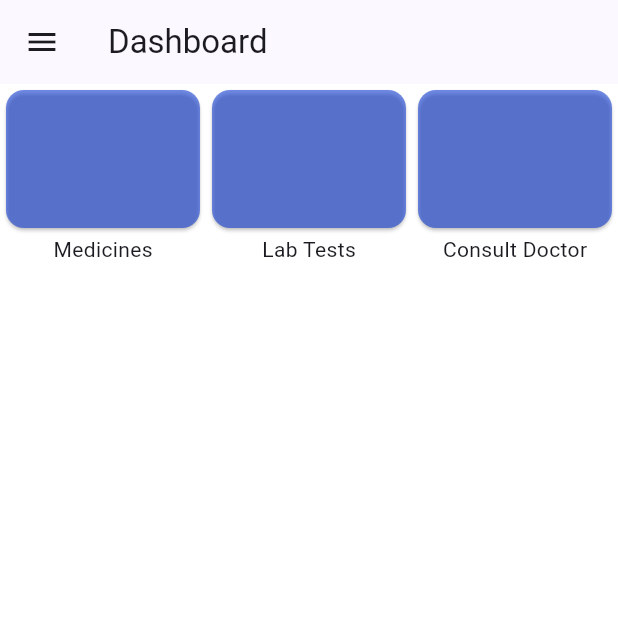
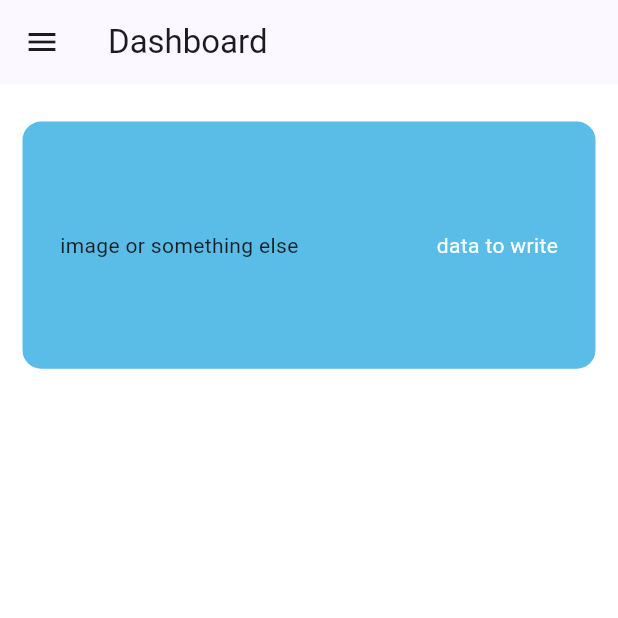
Before and after one commit to FadiAToumeh/hospital-app, a Flutter app: the DashboardScreen screen opened directly, on a phone screen of 412 x 824 dp, the top half of it. Run offline on Flutter 3.47's test engine with Material 3 defaults, Android fonts, the phone set to English and light mode, and no system bars; our stand-ins replace get, google_fonts, shared_preferences; accounts and stored records are empty.

Commit message:
9/3/2024

```diff
--- a/lib/api/auth.dart
+++ b/lib/api/auth.dart
@@ -1,5 +1,4 @@
 import 'dart:convert';
-import 'dart:math';
 import 'package:http/http.dart' as http;
 import 'package:shared_preferences/shared_preferences.dart';
 
--- a/lib/screens/dashboard_screen.dart
+++ b/lib/screens/dashboard_screen.dart
@@ -14,8 +14,8 @@ class DashboardScreen extends StatefulWidget {
 
 class _DashboardScreenState extends State<DashboardScreen> {
   final auth = Auth();
-  String? username = '';
-  String? email = '';
+  String? username ;
+  String? email ;
   @override
   void initState ()
   {
@@ -27,6 +27,9 @@ class _DashboardScreenState extends State<DashboardScreen> {
     SharedPreferences prefs = await SharedPreferences.getInstance();
     username = await prefs.getString('name');
     email = await prefs.getString('email');
+    setState(() {
+
+    });
   }
   List Menu = [
     "Medicines",
@@ -52,7 +55,12 @@ class _DashboardScreenState extends State<DashboardScreen> {
                 try {
                  await auth.logOut().then((value) => Get.off(const LoginScreen()));
                 } catch (e) {
-                  print(e);
+                ScaffoldMessenger.of(context).showSnackBar
+                (SnackBar(content: Text('$e' , textAlign: TextAlign.center,),
+                backgroundColor: Colors.red,
+                padding: const EdgeInsets.all(15),
+                )
+              );
                 }
               } ,
               child: Text("Sign Out"),color: mainBlue,textColor: Colors.white,),
@@ -61,23 +69,32 @@ class _DashboardScreenState extends State<DashboardScreen> {
         ),
       ),
       backgroundColor: Colors.white,
-      body: GridView.builder(
-        itemCount: Menu.length,
-        gridDelegate: SliverGridDelegateWithFixedCrossAxisCount(crossAxisCount: 3),
-        itemBuilder:(context, index){
-          return Column(
-            children: [
-              Container(
-                height: 100,
-            child: Card(
-              color: Color(0x1640D6).withOpacity(0.6),
-              child: Center(child: null),
+      body: SingleChildScrollView(
+        child: Column(
+          children:<Widget> [
+            const SizedBox( height: 25 ,),
+            Container(
+              margin:const EdgeInsets.symmetric(horizontal: 15),
+              decoration: BoxDecoration(
+                color: mainBlue,
+                borderRadius:BorderRadius.circular(12.5),
+              ),
+              height: MediaQuery.of(context).size.height*0.2,
+              child: const Padding(
+                padding: EdgeInsets.symmetric(horizontal: 25),
+                child: Row(
+                  mainAxisAlignment: MainAxisAlignment.spaceBetween,
+
+                  children: [
+                    Text('image or something else'),
+                    Text('data to write',style: TextStyle(color: Colors.white),),
+                  ],
+                ),
+              ),
             ),
-          ),
-          Text(Menu[index]),
-            ],
-          );
-      } ,),
+          ],
+        ),
+      ),
     );
   }
 }
--- a/lib/screens/login_screen.dart
+++ b/lib/screens/login_screen.dart
@@ -73,7 +73,12 @@ class _LoginScreenState extends State<LoginScreen> {
                 await auth.signIn(emailController.text, passwordController.text).then((value) => Get.off(DashboardScreen()));
               }
               catch(e){
-                print(e);
+                ScaffoldMessenger.of(context).showSnackBar
+                (SnackBar(content: Text('$e' , textAlign: TextAlign.center,),
+                backgroundColor: Colors.red,
+                padding: const EdgeInsets.all(15),
+                )
+              );
               }
 
             }, // sign in logic here,
--- a/lib/tree.dart
+++ b/lib/tree.dart
@@ -10,7 +10,7 @@ class WidgetTree extends StatelessWidget {
   @override
   Widget build(BuildContext context) {
     return FutureBuilder(future: check(), builder: (context, snapshot) {
-      if(snapshot.hasData)
+      if(snapshot.data!='null')
       {
         return const DashboardScreen();
       }
```
